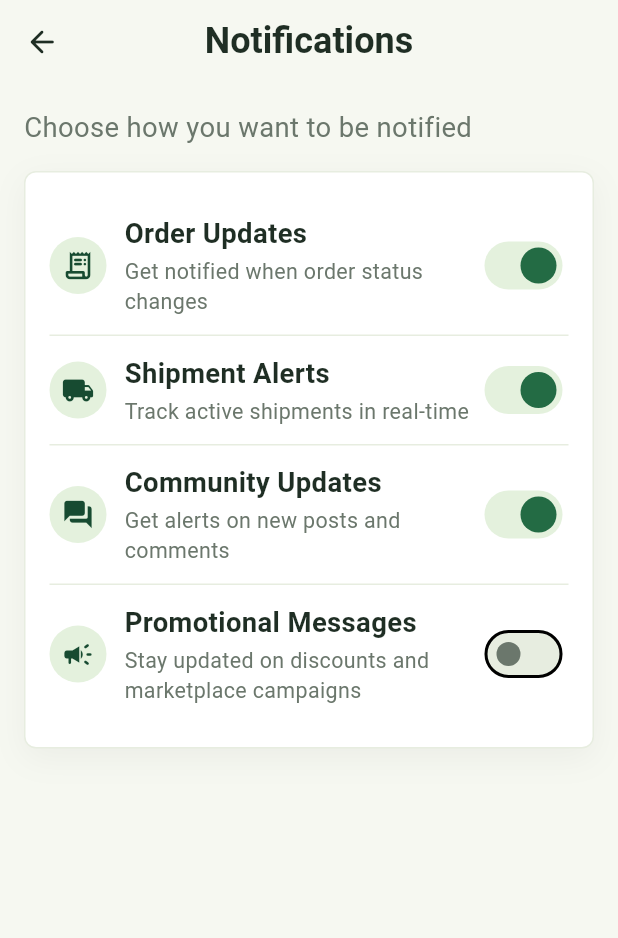
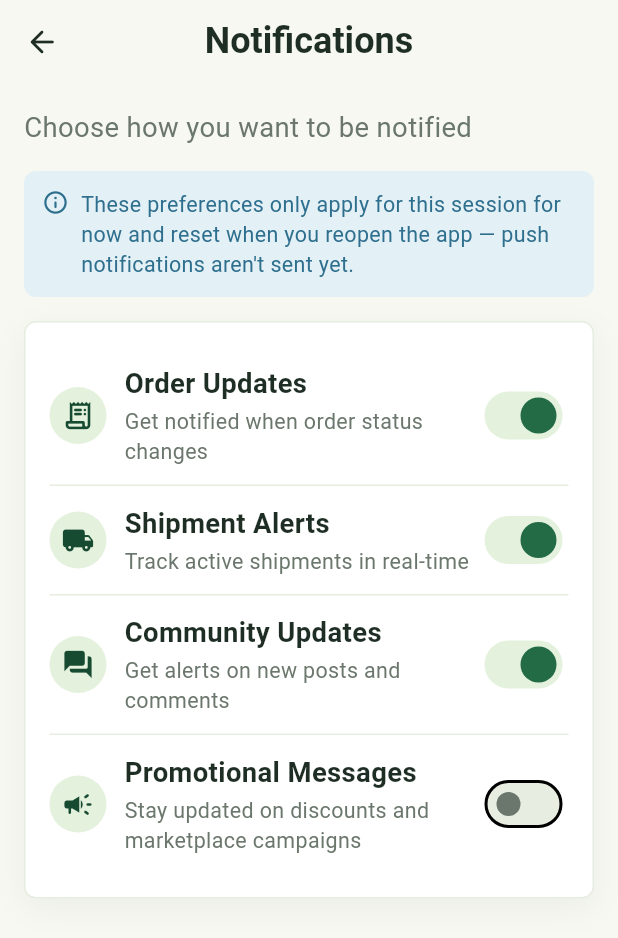
Before and after one commit to Farm2Fork-Project/farm2fork-mobile, a Flutter app: the NotificationSettingsScreen screen opened by its route, on a phone screen of 412 x 824 dp. Shown: the top 938 px of the screen. Run offline on Flutter 3.47's test engine with Material 3 defaults, Android fonts, the phone set to English and light mode, and no system bars; our stand-ins replace dio, firebase_auth, firebase_core, flutter_riverpod, flutter_screenutil, flutter_secure_storage and 4 more; accounts and stored records are empty; statements that could not run were skipped.

Commit message:
fix(notifications): disclose that preferences aren't persisted yet
The four notification toggles are in-memory Riverpod state only --
no backend, no local persistence (matches PROGRESS.md's "no FCM yet"
status) -- but the screen gave no indication a fresh app launch
resets them. Added a small info note above the toggle list saying so,
instead of letting the screen imply a saved preference it can't
back up.

```diff
--- a/lib/features/profile/presentation/screens/notification_settings_screen.dart
+++ b/lib/features/profile/presentation/screens/notification_settings_screen.dart
@@ -77,6 +77,33 @@ class NotificationSettingsScreen extends ConsumerWidget {
               child: Text(
                 context.l10n.notificationsSubtitle,
                 style: AppTextStyles.body.copyWith(color: AppColors.textMuted),
+              ),
+            ),
+            Container(
+              padding: const EdgeInsets.all(AppSpacing.md),
+              margin: const EdgeInsets.only(bottom: AppSpacing.lg),
+              decoration: BoxDecoration(
+                color: AppColors.secondaryBlueSoft,
+                borderRadius: BorderRadius.circular(AppRadius.md),
+              ),
+              child: Row(
+                crossAxisAlignment: CrossAxisAlignment.start,
+                children: [
+                  const Icon(
+                    Icons.info_outline_rounded,
+                    size: 18,
+                    color: AppColors.secondaryBlue,
+                  ),
+                  const SizedBox(width: AppSpacing.sm),
+                  Expanded(
+                    child: Text(
+                      context.l10n.notificationsNotYetConnectedNote,
+                      style: AppTextStyles.small.copyWith(
+                        color: AppColors.secondaryBlue,
+                      ),
+                    ),
+                  ),
+                ],
               ),
             ),
             AppCard(
--- a/lib/l10n/app_en.arb
+++ b/lib/l10n/app_en.arb
@@ -682,6 +682,9 @@
   "notificationsSubtitle": "Choose how you want to be notified",
   "@notificationsSubtitle": { "description": "Notifications settings page subtitle" },
 
+  "notificationsNotYetConnectedNote": "These preferences only apply for this session for now and reset when you reopen the app — push notifications aren't sent yet.",
+  "@notificationsNotYetConnectedNote": { "description": "Disclosure note that notification toggles don't persist or trigger real push notifications yet" },
+
   "orderUpdates": "Order Updates",
   "@orderUpdates": { "description": "Order updates notification switch label" },
 
--- a/lib/l10n/app_ur.arb
+++ b/lib/l10n/app_ur.arb
@@ -239,6 +239,7 @@
   "helpInformation": "مدد اور معلومات",
   "notificationsTitle": "اطلاعات",
   "notificationsSubtitle": "منتخب کریں کہ آپ کو کیسے اطلاع دی جائے",
+  "notificationsNotYetConnectedNote": "یہ ترجیحات فی الحال صرف اس سیشن کے لیے لاگو ہوتی ہیں اور ایپ دوبارہ کھولنے پر ری سیٹ ہو جاتی ہیں — پش اطلاعات ابھی نہیں بھیجی جاتیں۔",
   "orderUpdates": "آرڈر کی اپ ڈیٹس",
   "orderUpdatesDesc": "آرڈر کی صورتحال تبدیل ہونے پر اطلاع حاصل کریں",
   "shipmentUpdates": "شپمنٹ الرٹس",
```
Also changed, not shown: lib/core/localization/generated/app_localizations.dart, lib/core/localization/generated/app_localizations_en.dart, lib/core/localization/generated/app_localizations_ur.dart.
